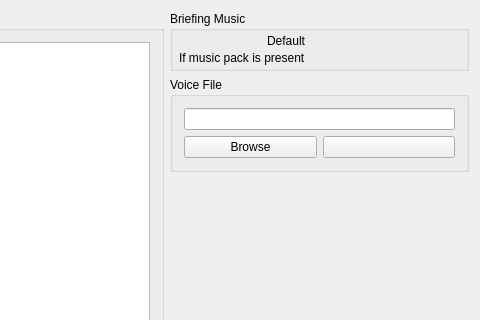
Before: the Qt Designer form qtfred/ui/BriefingEditorDialog.ui in MjnMixael/fs2open.github.com, drawn with Qt 5; both pictures show x 1025 to 1505 and y 0 to 320 of the 1505 by 725 pixel window.
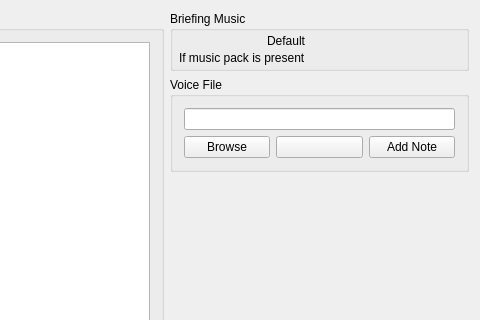
After: the same form once the commit is applied. Icons and pictures are not drawn. Custom widgets are drawn as their Qt base class.

Commit message:
Add voice actor notes to briefing, debriefing and command briefing stages
Messages already have a +Note: for the voice actor. Stages now have
one too, saved after the stage's voice file and kept only in the
editors. QtFRED's three editors get a Note button (one undo step each),
FRED2 keeps notes when it moves stages, and the Voice Acting Manager
prints them as $note. A stage note makes the mission need 26.1.

What changed in the file:
```diff
--- a/qtfred/ui/BriefingEditorDialog.ui
+++ b/qtfred/ui/BriefingEditorDialog.ui
@@ -722,6 +722,19 @@
                 </property>
                </widget>
               </item>
+              <item>
+               <widget class="QPushButton" name="stageNoteButton">
+                <property name="toolTip">
+                 <string>A note for this stage's voice actor. The Voice Acting Manager exports it; the game never shows it.</string>
+                </property>
+                <property name="text">
+                 <string>Add Note</string>
+                </property>
+                <property name="autoDefault">
+                 <bool>false</bool>
+                </property>
+               </widget>
+              </item>
              </layout>
             </item>
            </layout>
```
Left out of the diff: 1 changed line with no effect on the pictures. The commit also changes 37 other files.
